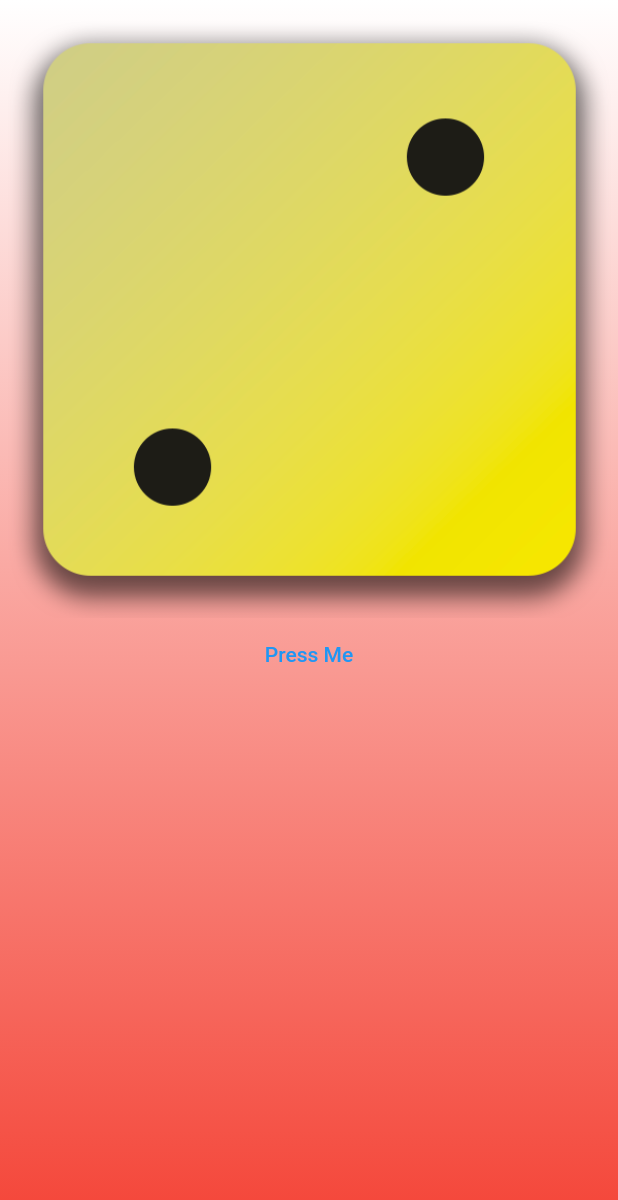
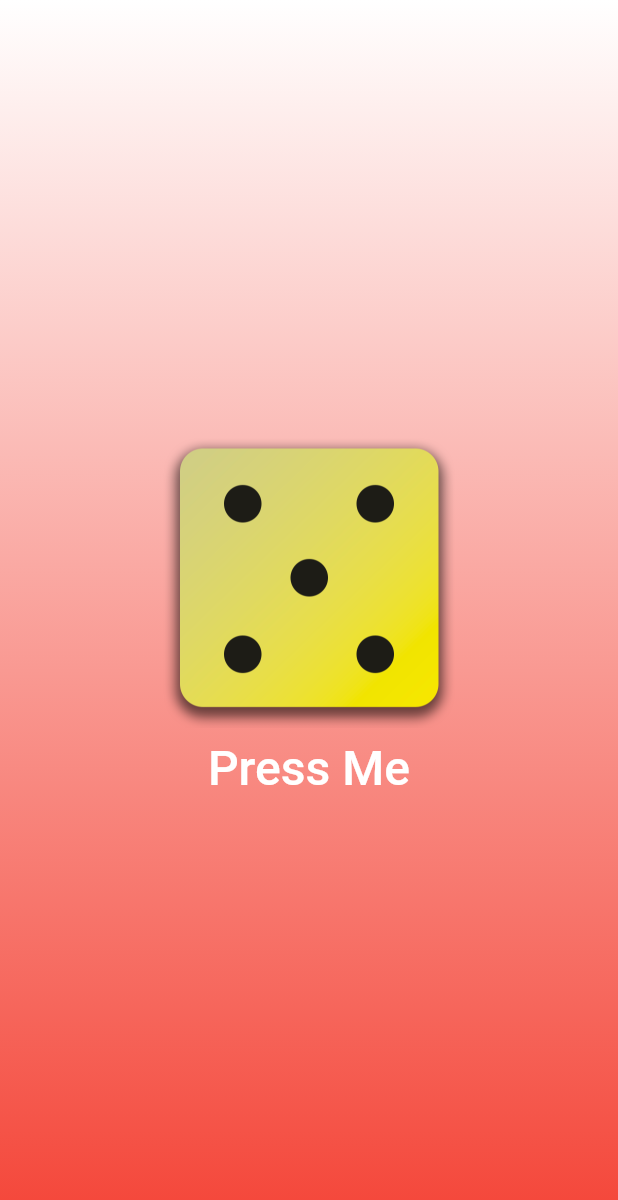
Before and after one commit to Amitdubey17/dice_App, a Flutter app: the screen it shows after launch, after a tap on "Press Me", on a phone screen of 412 x 824 dp. Shown: the top 1200 px of the screen. Run offline on Flutter 3.47's test engine with Material 2 defaults, Android fonts, the phone set to English and light mode, and no system bars.

Commit message:
New files

```diff
--- a/lib/app_text.dart
+++ b/lib/app_text.dart
@@ -7,10 +7,8 @@ class AppText extends StatelessWidget{
 
   @override
   Widget build(BuildContext context){
-    return Container(
-      child: Center(
-        child: Text(text, style: TextStyle(color: Colors.blue, fontSize: 32),),
-      ),
+    return Center(
+      child: Text(text, style: const TextStyle(color: Colors.blue, fontSize: 32),),
     );
   }
 }
--- /dev/null
+++ b/lib/dice_roller.dart
@@ -0,0 +1,40 @@
+
+import 'dart:math' show Random;
+import 'package:flutter/material.dart';
+
+class DiceRoller extends StatefulWidget {
+  const DiceRoller({super.key});
+
+  @override
+  State<DiceRoller> createState() => _DiceRollerState();
+}
+
+class _DiceRollerState extends State<DiceRoller> {
+
+  var currentDice = Random().nextInt(6)+1;
+  var currentNumber = 2;
+  void nextImage() {
+    setState(() {
+      currentNumber = Random().nextInt(6)+1;
+    });
+  }
+  @override
+  Widget build(BuildContext context) {
+    return Center(
+      child: Column(
+        mainAxisSize: MainAxisSize.min,
+        children: [
+          Column(
+            children: [
+              Image(
+                image: AssetImage('assets/dice-$currentNumber.png'),
+                width: 200,
+              ),
+              TextButton(onPressed: nextImage,style: TextButton.styleFrom(foregroundColor: Colors.white), child: const Text("Press Me", style: TextStyle(fontSize: 32),))
+            ],
+          ),
+        ],
+      ),
+    );
+  }
+}
--- a/lib/gradient_colors.dart
+++ b/lib/gradient_colors.dart
@@ -1,15 +1,15 @@
 import 'package:flutter/material.dart';
-import 'package:die_app/app_text.dart';
+import 'package:die_app/dice_roller.dart';
 
 const begin = Alignment.topLeft;
 const end = Alignment.bottomRight;
 
 class GradientColors extends StatelessWidget {
-  const GradientColors( {super.key});
+  const GradientColors({super.key});
 
   @override
   Widget build(BuildContext context) {
-    return  Container(
+    return Container(
       decoration: const BoxDecoration(
         gradient: LinearGradient(
           colors: [Colors.white, Colors.red],
@@ -17,13 +17,7 @@ class GradientColors extends StatelessWidget {
           end: Alignment.bottomLeft,
         ),
       ),
-child: Column(
-  children: [
-    Image(image: AssetImage("assets/dice-2.png"),),
-    TextButton(onPressed: () {}, child: Text("Press Me"))
-  ],
-),
+      child: const DiceRoller(),
     );
   }
-
 }
--- a/lib/main.dart
+++ b/lib/main.dart
@@ -3,7 +3,7 @@ import 'package:die_app/gradient_colors.dart';
 
 void main() {
   runApp(
-    MaterialApp(
+   const MaterialApp(
       home: Scaffold(
         body: GradientColors()
       ),
```
Also changed, not shown: 1 other file.
